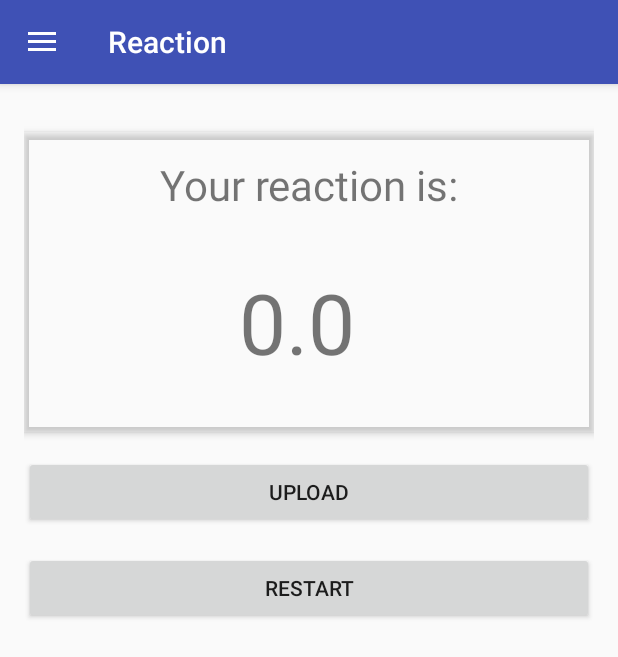
After one commit to Ozawaaaaaa/reaction_app_andriod, an Android app: the fragment ResultFragment placed in its activity, on a phone screen of 412 x 824 dp. The commit adds this screen. Shown: the top 657 px of the screen. Run offline under Robolectric (Android 15) with nearby library versions, the light colour scheme and no system bars; our stand-ins replace ButterKnife, Firebase (no records; nobody signed in at launch, a user with empty details on screens opened directly), Picasso; 1 statement that could not run was skipped.

Commit message:
add result page

```diff
--- a/app/build.gradle
+++ b/app/build.gradle
@@ -37,7 +37,11 @@ dependencies {
     compile 'com.nineoldandroids:library:2.4.0'
     compile 'com.romainpiel.shimmer:library:1.4.0@aar'
 
+    compile 'com.jakewharton:butterknife:8.4.0'
+    annotationProcessor 'com.jakewharton:butterknife-compiler:8.4.0'
 
+
+    implementation 'com.android.support:cardview-v7:26.1.0'
 }
 
 apply plugin: 'com.google.gms.google-services'
--- a/app/src/main/java/com/sxz/reaction/ColorModeFragment.java
+++ b/app/src/main/java/com/sxz/reaction/ColorModeFragment.java
@@ -15,6 +15,9 @@ import android.view.View;
 import android.view.ViewGroup;
 import android.widget.Button;
 import android.widget.Toast;
+
+import com.sxz.reaction.activity.SingleFragmentActivity;
+import com.sxz.reaction.fragment.ResultFragment;
 
 import java.util.ArrayList;
 import java.util.Random;
@@ -92,6 +95,8 @@ public class ColorModeFragment extends Fragment{
                     double time_difference = (end_time - start_time)/1e6;
                     Toast.makeText(getContext(), Double.toString(time_difference), Toast.LENGTH_SHORT).show();
 
+                    //Show Result Page
+                    ((SingleFragmentActivity)getActivity()).switchFragment(ResultFragment.newInstance((float)time_difference), false);
                     mStartColorChange.setVisibility(View.VISIBLE);
                     mQuit.setVisibility(View.VISIBLE);
 
@@ -123,4 +128,5 @@ public class ColorModeFragment extends Fragment{
         return view;
     }
 
+
 }
--- /dev/null
+++ b/app/src/main/java/com/sxz/reaction/fragment/ResultFragment.java
@@ -0,0 +1,63 @@
+package com.sxz.reaction.fragment;
+
+import android.os.Bundle;
+import android.support.annotation.Nullable;
+import android.support.v4.app.Fragment;
+import android.view.LayoutInflater;
+import android.view.View;
+import android.view.ViewGroup;
+import android.widget.Button;
+import android.widget.TextView;
+
+import com.google.firebase.auth.FirebaseAuth;
+import com.sxz.reaction.R;
+
+import butterknife.BindView;
+import butterknife.ButterKnife;
+
+/**
+ * Created by Shihao on 12/11/17.
+ */
+
+public class ResultFragment extends Fragment {
+
+    public static final String ARG_TIME = "time";
+
+    @BindView(R.id.result_time_text)
+    TextView mTimeTextView;
+
+    @BindView(R.id.result_restart_button)
+    Button mRestartButton;
+
+    @BindView(R.id.result_upload_button)
+    Button mUploadButton;
+
+    FirebaseAuth mAuth;
+
+    private float mReactionTime;
+    @Override
+    public void onCreate(@Nullable Bundle savedInstanceState) {
+        super.onCreate(savedInstanceState);
+        mAuth = FirebaseAuth.getInstance();
+        mReactionTime = getArguments().getFloat(ARG_TIME);
+    }
+
+    @Nullable
+    @Override
+    public View onCreateView(LayoutInflater inflater, @Nullable ViewGroup container, @Nullable Bundle savedInstanceState) {
+        View v = inflater.inflate(R.layout.fragment_result, container, false);
+        ButterKnife.bind(this, v);
+
+        mTimeTextView.setText(Float.toString(mReactionTime));
+
+        return v;
+    }
+
+    public static ResultFragment newInstance(float time){
+        Bundle args = new Bundle();
+        args.putFloat(ARG_TIME, time);
+        ResultFragment fragment = new ResultFragment();
+        fragment.setArguments(args);
+        return fragment;
+    }
+}
--- /dev/null
+++ b/app/src/main/res/layout/fragment_result.xml
@@ -0,0 +1,55 @@
+<?xml version="1.0" encoding="utf-8"?>
+<LinearLayout xmlns:android="http://schemas.android.com/apk/res/android"
+    android:layout_width="match_parent"
+    android:layout_height="match_parent"
+    android:layout_marginLeft="16dp"
+    android:layout_marginRight="16dp"
+    android:layout_marginTop="16dp"
+    android:backgroundTint="@android:color/white"
+    android:clipToPadding="false"
+    android:orientation="vertical">
+
+    <LinearLayout
+        android:layout_width="match_parent"
+        android:layout_height="200dp"
+        android:layout_marginTop="16dp"
+        android:backgroundTint="@android:color/white"
+        android:elevation="3dp"
+        android:orientation="vertical"
+        android:outlineProvider="bounds">
+
+        <TextView
+            android:id="@+id/textView"
+            android:layout_width="match_parent"
+            android:layout_height="wrap_content"
+            android:paddingTop="16dp"
+            android:text="Your reaction is:"
+            android:textAlignment="center"
+            android:textSize="28sp" />
+
+        <TextView
+            android:id="@+id/result_time_text"
+            android:layout_width="match_parent"
+            android:layout_height="match_parent"
+            android:gravity="center"
+            android:paddingEnd="16dp"
+            android:text="TextView"
+            android:textAlignment="center"
+            android:textSize="56sp" />
+    </LinearLayout>
+
+    <Button
+        android:id="@+id/result_upload_button"
+        android:layout_width="match_parent"
+        android:layout_height="wrap_content"
+        android:layout_marginTop="16dp"
+        android:text="Upload" />
+
+    <Button
+        android:id="@+id/result_restart_button"
+        android:layout_width="match_parent"
+        android:layout_height="wrap_content"
+        android:layout_marginTop="16dp"
+        android:text="Restart" />
+
+</LinearLayout>
```
Also changed, not shown: app/src/main/java/com/sxz/reaction/fragment/SignInFragment.java (+26 -16 lines).
